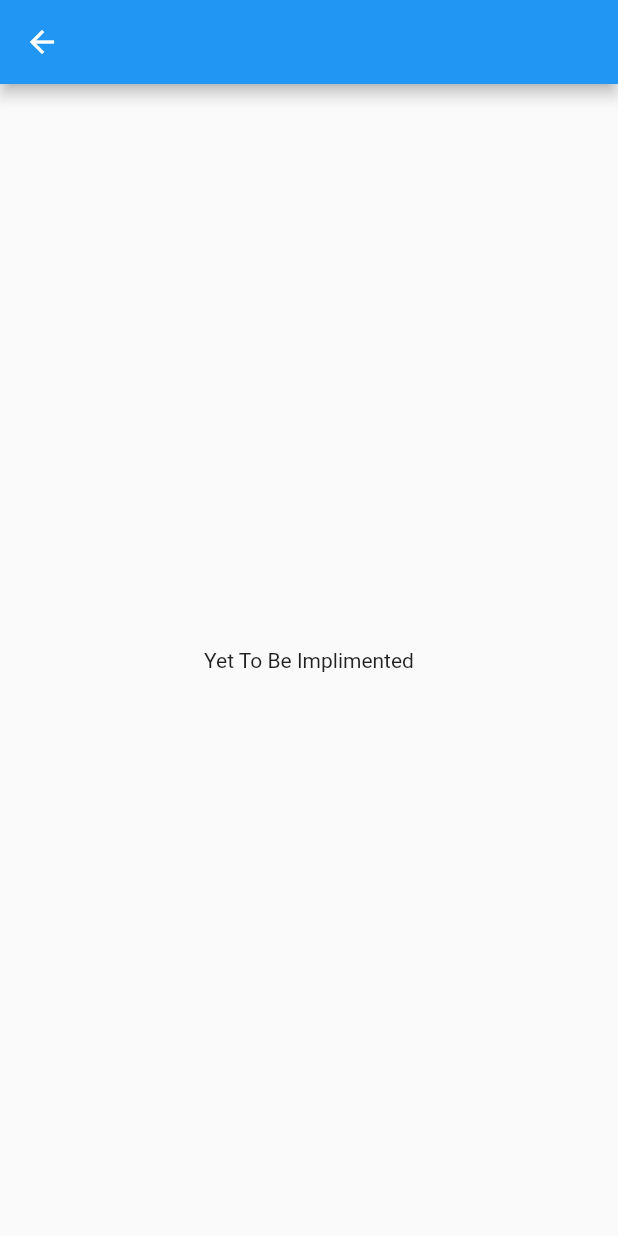
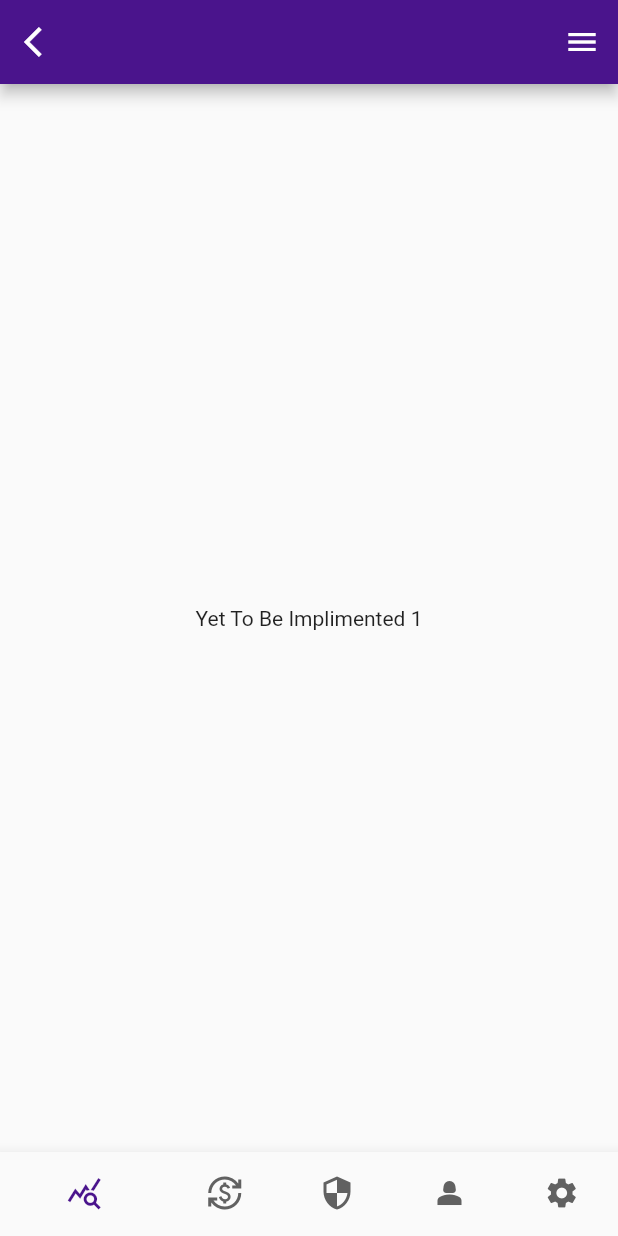
Before and after one commit to gktirkha/sign_in_screen, a Flutter app: the screen it shows after launch, after a tap on "Sign Up", on a phone screen of 412 x 824 dp. Run offline on Flutter 3.47's test engine with Material 2 defaults, Android fonts, the phone set to English and light mode, and no system bars.

Commit message:
fragments added

```diff
--- a/lib/home.dart
+++ /dev/null
@@ -1,20 +0,0 @@
-import 'package:flutter/material.dart';
-
-class Home extends StatefulWidget {
-  const Home({super.key});
-
-  @override
-  State<Home> createState() => _HomeState();
-}
-
-class _HomeState extends State<Home> {
-  @override
-  Widget build(BuildContext context) {
-    return Scaffold(
-      appBar: AppBar(),
-      body: const Center(
-        child: Text("Yet To Be Implimented"),
-      ),
-    );
-  }
-}
--- /dev/null
+++ b/lib/logged_in_home.dart
@@ -0,0 +1,74 @@
+import 'package:flutter/material.dart';
+
+import 'fragments/accoun_fragment.dart';
+
+class LoggedInHome extends StatefulWidget {
+  const LoggedInHome({super.key});
+
+  @override
+  State<LoggedInHome> createState() => _LoggedInHomeState();
+}
+
+class _LoggedInHomeState extends State<LoggedInHome> {
+  int selectedIndex = 0;
+  List<Widget> homePages = [
+    const Center(child: Text("Yet To Be Implimented 1")),
+    const Center(child: Text("Yet To Be Implimented 2")),
+    const Center(child: Text("Yet To Be Implimented 3")),
+    const Center(child: AccountFragment()),
+    const Center(child: Text("Yet To Be Implimented 5")),
+  ];
+
+  void _onTap(int index) {
+    setState(() {
+      selectedIndex = index;
+    });
+  }
+
+  @override
+  Widget build(BuildContext context) {
+    return Scaffold(
+      appBar: AppBar(
+        actions: [IconButton(onPressed: () {}, icon: const Icon(Icons.menu))],
+        backgroundColor: Colors.purple[900],
+        leading: IconButton(
+          icon: const Icon(Icons.arrow_back_ios),
+          onPressed: () {},
+        ),
+      ),
+      body: homePages.elementAt(selectedIndex),
+      bottomNavigationBar: BottomNavigationBar(
+        items: const [
+          BottomNavigationBarItem(
+              icon: Icon(Icons.query_stats), label: "Stats"),
+          BottomNavigationBarItem(
+              icon: Icon(
+                Icons.currency_exchange,
+              ),
+              label: "balance"),
+          BottomNavigationBarItem(
+              icon: Icon(
+                Icons.security,
+              ),
+              label: "Security"),
+          BottomNavigationBarItem(
+              icon: Icon(
+                Icons.person_2,
+              ),
+              label: "Account"),
+          BottomNavigationBarItem(
+              icon: Icon(
+                Icons.settings,
+              ),
+              label: "Settings"),
+        ],
+        currentIndex: selectedIndex,
+        onTap: _onTap,
+        selectedItemColor: Colors.purple[900],
+        unselectedItemColor: Colors.grey[700],
+        backgroundColor: Colors.white,
+        showSelectedLabels: false,
+      ),
+    );
+  }
+}
--- a/lib/login.dart
+++ b/lib/login.dart
@@ -115,7 +115,7 @@ class _LoginPageState extends State<LoginPage> {
                         backgroundColor: Colors.white,
                         foregroundColor: scaffColor),
                     onPressed: () {
-                      Navigator.pushNamed(context, RouteName.home);
+                      Navigator.pushNamed(context, RouteName.loggedInHome);
                     },
                     child: Text(value ? "Sign in" : "Sign Up"),
                   ),
--- a/lib/main.dart
+++ b/lib/main.dart
@@ -12,7 +12,9 @@ class MainApp extends StatelessWidget {
   @override
   Widget build(BuildContext context) {
     return const MaterialApp(
+      debugShowCheckedModeBanner: false,
       onGenerateRoute: GenerateRoute.generateRoute,
+      initialRoute: RouteName.login,
     );
   }
 }
--- a/lib/routes.dart
+++ b/lib/routes.dart
@@ -1,11 +1,12 @@
 import 'package:flutter/material.dart';
 
-import 'home.dart';
+import 'logged_in_home.dart';
 import 'login.dart';
 
 class RouteName {
   static const String login = "/login";
-  static const String home = "/home";
+  static const String loggedInHome = "/loggedInHome";
+  static const String blank = "/blank";
 }
 
 class GenerateRoute {
@@ -17,11 +18,10 @@ class GenerateRoute {
         return MaterialPageRoute(
           builder: (context) => const LoginPage(),
         );
-      case RouteName.home:
+      case RouteName.loggedInHome:
         return MaterialPageRoute(
-          builder: (context) => const Home(),
+          builder: (context) => const LoggedInHome(),
         );
-
       default:
         return MaterialPageRoute(
           builder: (context) => const LoginPage(),
--- /dev/null
+++ b/lib/strings.dart
@@ -0,0 +1,5 @@
+abstract class StaticStrings {
+  static String userName = "Tommy";
+  static String cityName = "Tamil Nadu";
+  static String accBalance = "\$567,57";
+}
```
Also changed, not shown: lib/fragments/accoun_fragment.dart (added, +58 -0 lines), lib/widgets/account_details.dart (added, +53 -0 lines), lib/widgets/common.dart (added, +98 -0 lines), lib/widgets/debit_card.dart (added, +91 -0 lines).
